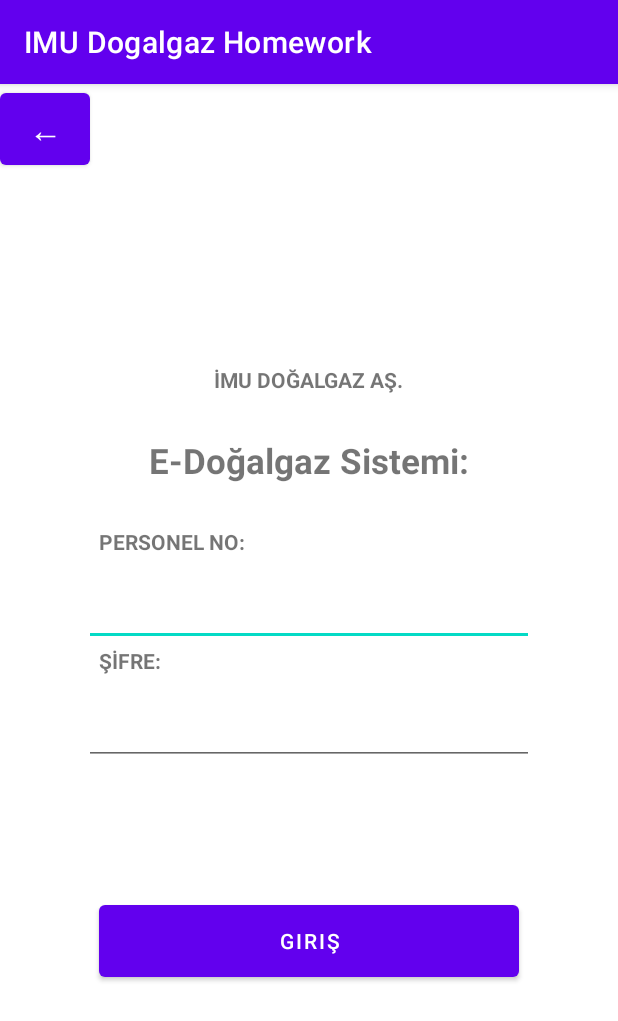
After one commit to Pixificial/natural-gas-homework, an Android app: the PersonnelLoginActivity screen opened directly, with no data from a screen before it, on a phone screen of 412 x 824 dp. The commit adds this screen. Shown: the top 1021 px of the screen. Run offline under Robolectric (Android 15) with nearby library versions, the phone set to English and light mode, and no system bars.

Commit message:
Add the third activity (personnel log-in)

```diff
--- a/app/src/main/AndroidManifest.xml
+++ b/app/src/main/AndroidManifest.xml
@@ -9,6 +9,9 @@
         android:roundIcon="@mipmap/ic_launcher_round"
         android:supportsRtl="true"
         android:theme="@style/Theme.IMUDogalgazHomework">
+        <activity
+            android:name=".PersonnelLoginActivity"
+            android:exported="false" />
         <activity
             android:name=".SubscriberLoginActivity"
             android:exported="false" />
--- a/app/src/main/java/com/example/imudogalgazhomework/MainActivity.kt
+++ b/app/src/main/java/com/example/imudogalgazhomework/MainActivity.kt
@@ -108,6 +108,7 @@ class MainActivity : AppCompatActivity() {
         val db = initiateDatabase()
 
         val continueButton : Button = findViewById(R.id.continue_button)
+        val personnelButton : Button = findViewById(R.id.personnel_button)
         val mainSpinner : Spinner = findViewById(R.id.main_spinner)
         val cRowCount = db.rawQuery("SELECT count(1) FROM kullanıcıProfili", null)
         cRowCount.moveToFirst()
@@ -135,5 +136,9 @@ class MainActivity : AppCompatActivity() {
             intent.putExtra("abone_adi", mainSpinner.selectedItem.toString())
             startActivity(intent)
         }
+        personnelButton.setOnClickListener {
+            val intent = Intent(this@MainActivity, PersonnelLoginActivity::class.java)
+            startActivity(intent)
+        }
     }
 }
--- /dev/null
+++ b/app/src/main/java/com/example/imudogalgazhomework/PersonnelLoginActivity.kt
@@ -0,0 +1,21 @@
+package com.example.imudogalgazhomework
+
+import android.content.Intent
+import androidx.appcompat.app.AppCompatActivity
+import android.os.Bundle
+import android.widget.Button
+import android.widget.TextView
+
+class PersonnelLoginActivity : AppCompatActivity() {
+    override fun onCreate(savedInstanceState: Bundle?) {
+        super.onCreate(savedInstanceState)
+        setContentView(R.layout.activity_personnel_login)
+
+        val backButton : Button = findViewById(R.id.back_button)
+
+        backButton.setOnClickListener {
+            val intent = Intent(this@PersonnelLoginActivity, MainActivity::class.java)
+            startActivity(intent)
+        }
+    }
+}
--- /dev/null
+++ b/app/src/main/res/layout/activity_personnel_login.xml
@@ -0,0 +1,93 @@
+<?xml version="1.0" encoding="utf-8"?>
+<androidx.constraintlayout.widget.ConstraintLayout xmlns:android="http://schemas.android.com/apk/res/android"
+    xmlns:app="http://schemas.android.com/apk/res-auto"
+    xmlns:tools="http://schemas.android.com/tools"
+    android:layout_width="match_parent"
+    android:layout_height="match_parent"
+    tools:context=".SubscriberLoginActivity">
+
+    <Button
+        android:id="@+id/back_button"
+        android:layout_width="60dp"
+        android:layout_height="60dp"
+        android:layout_centerHorizontal="true"
+        android:text="←"
+        android:textSize="22dp"
+        app:layout_constraintLeft_toLeftOf="parent"
+        app:layout_constraintTop_toTopOf="parent" />
+
+    <TextView
+        android:id="@+id/brand_text"
+        android:layout_width="wrap_content"
+        android:layout_height="wrap_content"
+        android:text="İMU DOĞALGAZ AŞ."
+        android:textStyle="bold"
+        app:layout_constraintBottom_toBottomOf="@+id/info_text_2"
+        app:layout_constraintLeft_toLeftOf="parent"
+        app:layout_constraintRight_toRightOf="parent"
+        app:layout_constraintTop_toTopOf="parent" />
+
+    <TextView
+        android:id="@+id/system_text"
+        android:layout_width="wrap_content"
+        android:layout_height="wrap_content"
+        android:text="E-Doğalgaz Sistemi:"
+        android:textSize="23dp"
+        android:textStyle="bold"
+        app:layout_constraintBottom_toTopOf="@+id/personnelnum_text"
+        app:layout_constraintLeft_toLeftOf="parent"
+        app:layout_constraintRight_toRightOf="parent"
+        app:layout_constraintTop_toTopOf="@+id/brand_text" />
+
+    <TextView
+        android:id="@+id/info_text"
+        android:layout_width="wrap_content"
+        android:layout_height="wrap_content"
+        android:text="PERSONEL NO:"
+        android:textStyle="bold"
+        app:layout_constraintBottom_toTopOf="@+id/personnelnum_text"
+        app:layout_constraintLeft_toLeftOf="parent"
+        app:layout_constraintRight_toRightOf="parent"
+        app:layout_constraintStart_toStartOf="@+id/continue_button"  />
+
+    <EditText
+        android:id="@+id/personnelnum_text"
+        android:layout_width="300dp"
+        android:layout_height="60dp"
+        app:layout_constraintBottom_toTopOf="@+id/info_text_2"
+        app:layout_constraintLeft_toLeftOf="parent"
+        app:layout_constraintRight_toRightOf="parent" />
+
+    <TextView
+        android:id="@+id/info_text_2"
+        android:layout_width="wrap_content"
+        android:layout_height="wrap_content"
+        android:text="ŞİFRE:"
+        android:textStyle="bold"
+        app:layout_constraintBottom_toBottomOf="parent"
+        app:layout_constraintLeft_toLeftOf="parent"
+        app:layout_constraintRight_toRightOf="parent"
+        app:layout_constraintStart_toStartOf="@+id/continue_button"
+        app:layout_constraintTop_toTopOf="parent" />
+
+    <EditText
+        android:id="@+id/personnelpass_text"
+        android:layout_width="300dp"
+        android:layout_height="60dp"
+        android:inputType="textPassword"
+        app:layout_constraintTop_toBottomOf="@+id/info_text_2"
+        app:layout_constraintLeft_toLeftOf="parent"
+        app:layout_constraintRight_toRightOf="parent" />
+
+    <Button
+        android:id="@+id/continue_button"
+        android:layout_width="280dp"
+        android:layout_height="60dp"
+        android:layout_centerHorizontal="true"
+        android:text="Giriş"
+        app:layout_constraintBottom_toBottomOf="parent"
+        app:layout_constraintLeft_toLeftOf="parent"
+        app:layout_constraintRight_toRightOf="parent"
+        app:layout_constraintTop_toTopOf="@+id/info_text_2" />
+
+</androidx.constraintlayout.widget.ConstraintLayout>
```
Also changed, not shown: 2 other files.
